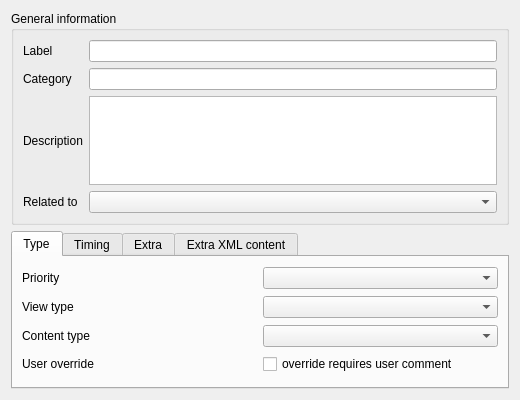
The window that plugins/alertplugin/alertitemeditorwidget.ui (FreeHealth/freehealth) describes before a commit, drawn with Qt 5.
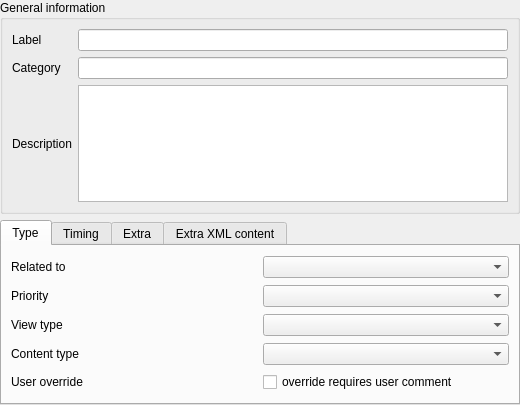
The same window after the commit. The open tabs and pages were chosen to show the change. Custom widgets are drawn as their Qt base class.

Diff of the .ui file:
```diff
--- a/plugins/alertplugin/alertitemeditorwidget.ui
+++ b/plugins/alertplugin/alertitemeditorwidget.ui
@@ -7,13 +7,16 @@
     <x>0</x>
     <y>0</y>
     <width>520</width>
-    <height>400</height>
+    <height>405</height>
    </rect>
   </property>
   <property name="windowTitle">
    <string>Form</string>
   </property>
   <layout class="QGridLayout" name="gridLayout">
+   <property name="margin">
+    <number>0</number>
+   </property>
    <item row="0" column="0">
     <widget class="QGroupBox" name="groupBox">
      <property name="title">
@@ -50,16 +53,6 @@
       <item row="2" column="1">
        <widget class="QTextEdit" name="alertDecsr"/>
       </item>
-      <item row="4" column="1">
-       <widget class="QComboBox" name="relatedTo"/>
-      </item>
-      <item row="4" column="0">
-       <widget class="QLabel" name="label_9">
-        <property name="text">
-         <string>Related to</string>
-        </property>
-       </widget>
-      </item>
      </layout>
     </widget>
    </item>
@@ -73,37 +66,37 @@
        <string>Type</string>
       </attribute>
       <layout class="QGridLayout" name="gridLayout_5">
-       <item row="0" column="0">
-        <widget class="QLabel" name="label_6">
+       <item row="1" column="0">
+        <widget class="QLabel" name="priority_Label">
          <property name="text">
           <string>Priority</string>
          </property>
         </widget>
        </item>
-       <item row="0" column="1">
+       <item row="1" column="1">
         <widget class="QComboBox" name="priority"/>
        </item>
-       <item row="1" column="0">
-        <widget class="QLabel" name="label_4">
+       <item row="2" column="0">
+        <widget class="QLabel" name="viewType_Label">
          <property name="text">
           <string>View type</string>
          </property>
         </widget>
        </item>
-       <item row="1" column="1">
+       <item row="2" column="1">
         <widget class="QComboBox" name="viewType"/>
        </item>
-       <item row="2" column="0">
-        <widget class="QLabel" name="label_5">
+       <item row="3" column="0">
+        <widget class="QLabel" name="contentType_Label">
          <property name="text">
           <string>Content type</string>
          </property>
         </widget>
        </item>
-       <item row="2" column="1">
-        <widget class="QComboBox" name="contentType"/>
-       </item>
        <item row="3" column="1">
+        <widget class="QComboBox" name="contentType"/>
+       </item>
+       <item row="4" column="1">
         <widget class="QCheckBox" name="overrideRequiresUserComment">
          <property name="layoutDirection">
           <enum>Qt::LeftToRight</enum>
@@ -113,13 +106,23 @@
          </property>
         </widget>
        </item>
-       <item row="3" column="0">
-        <widget class="QLabel" name="label_8">
+       <item row="4" column="0">
+        <widget class="QLabel" name="override_Label">
          <property name="text">
           <string>User override</string>
          </property>
         </widget>
        </item>
+       <item row="0" column="0">
+        <widget class="QLabel" name="alertRelated_Label">
+         <property name="text">
+          <string>Related to</string>
+         </property>
+        </widget>
+       </item>
+       <item row="0" column="1">
+        <widget class="QComboBox" name="relatedTo"/>
+       </item>
       </layout>
      </widget>
      <widget class="QWidget" name="tab_2">
```
Left out of the diff: 16 changed lines with no effect on the pictures.
